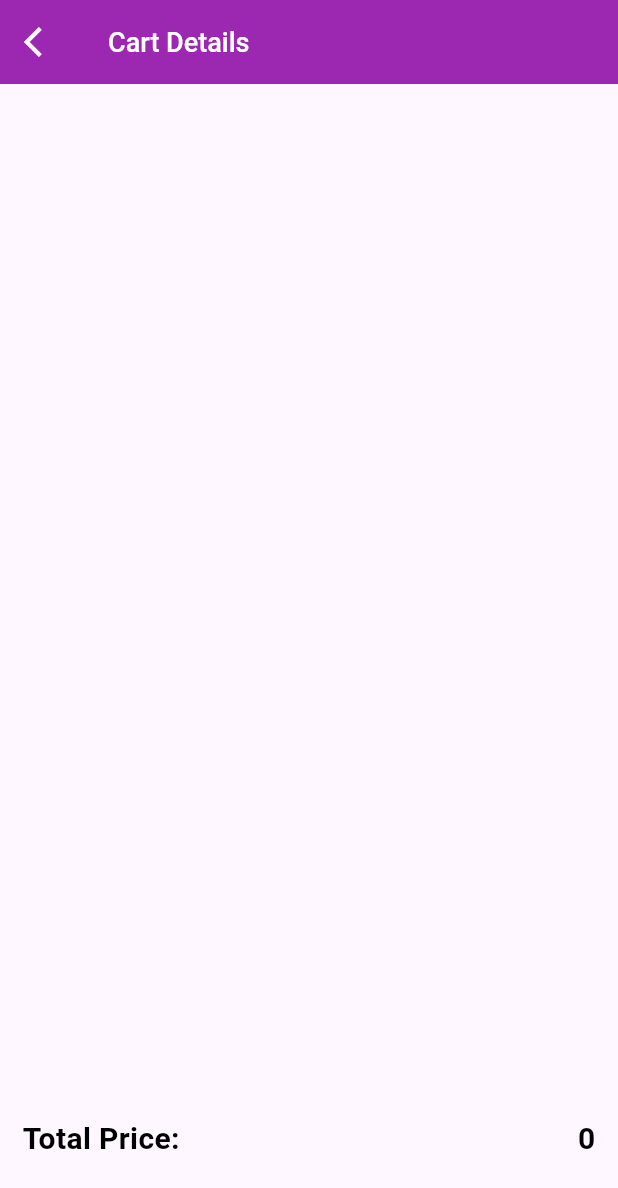
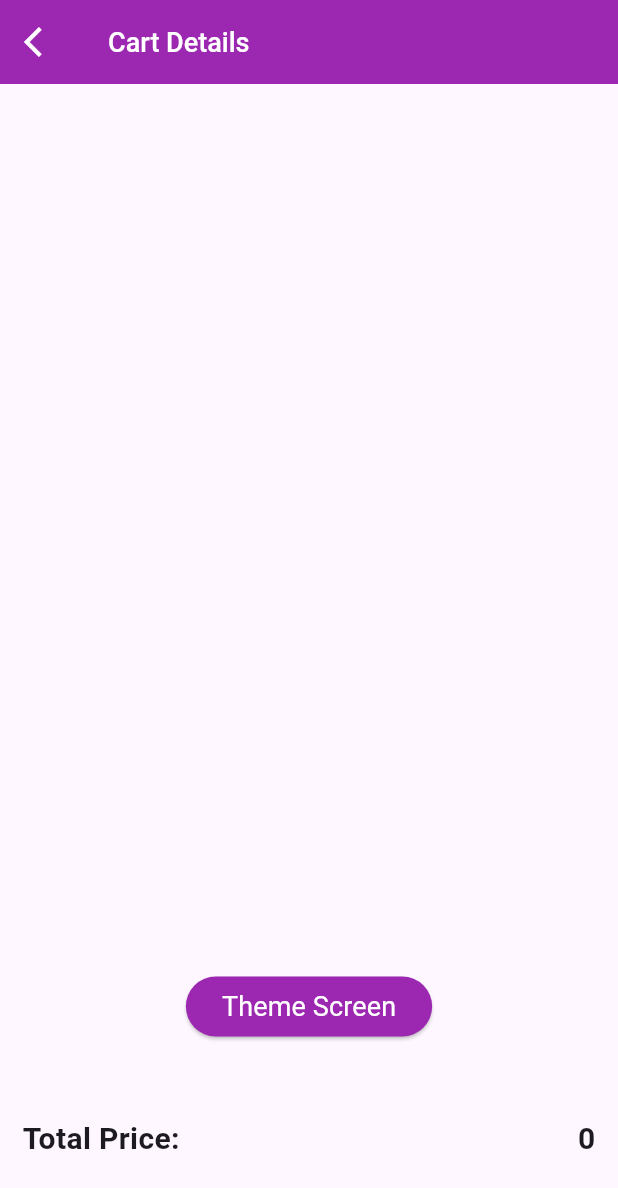
Before and after one commit to FaizMuhammad384/Provider-StateManagement-Project, a Flutter app: the CartDetailsScreen screen opened directly, on a phone screen of 412 x 824 dp. Shown: the top 1188 px of the screen. Run offline on Flutter 3.47's test engine with Material 3 defaults, Android fonts, the phone set to English and light mode, and no system bars.

Commit message:
add theme functionality

```diff
--- /dev/null
+++ b/lib/providers/theme_provider.dart
@@ -0,0 +1,25 @@
+
+
+import 'package:flutter/material.dart';
+
+class ThemeProvider extends ChangeNotifier{
+
+  /// set by default theme data to light theme
+  ThemeData _themeData = ThemeData.light();
+
+  /// get theme data
+  ThemeData get themeData => _themeData;
+
+
+  /// set theme toggle theme functionality....
+   void toggleTheme(){
+     final isDarkMode = _themeData == ThemeData.light();
+     if(isDarkMode){
+       _themeData = ThemeData.dark();
+     } else{
+       _themeData = ThemeData.light();
+     }
+     notifyListeners();
+   }
+
+}
--- a/lib/views/screens/cart_details_screen.dart
+++ b/lib/views/screens/cart_details_screen.dart
@@ -1,6 +1,7 @@
 import 'package:flutter/material.dart';
 import 'package:provider/provider.dart';
 import 'package:provider_statemanagement/providers/cart_provider.dart';
+import 'package:provider_statemanagement/views/screens/theme_screen.dart';
 
 
 
@@ -44,7 +45,6 @@ class CartDetailsScreen extends StatelessWidget {
                         style: const TextStyle(
                           fontWeight: FontWeight.w500,
                           fontSize: 16,
-                          color: Colors.black,
                         ),
                       ),
                       subtitle: Text("${product.product_price}"),
@@ -53,9 +53,27 @@ class CartDetailsScreen extends StatelessWidget {
                 ),
               ),
               const SizedBox(height: 50),
+              Center(
+                child: ElevatedButton(
+                  onPressed: () {
+                    Navigator.push(context, MaterialPageRoute(builder: (context)=> const ThemeScreen()));
+                  },
+                  style: ElevatedButton.styleFrom(
+                    backgroundColor: Colors.purple,
+                  ),
+                  child:  const Text("Theme Screen",
+                    style: TextStyle(
+                        fontWeight: FontWeight.w400,
+                        fontSize: 18,
+                        color: Colors.white
+                    ),
+                  ),
+                ),
+              ),
+              const SizedBox(height: 50),
               Padding(
                 padding: const EdgeInsets.symmetric(horizontal: 15),
-              child: Row(
+                child: Row(
                 mainAxisAlignment: MainAxisAlignment.spaceBetween,
                 children: [
                   const Text(
@@ -63,7 +81,6 @@ class CartDetailsScreen extends StatelessWidget {
                     style: TextStyle(
                       fontWeight: FontWeight.w700,
                       fontSize: 20,
-                      color: Colors.black,
                     ),
                   ),
                   Text(
@@ -72,7 +89,6 @@ class CartDetailsScreen extends StatelessWidget {
                     style: const TextStyle(
                       fontWeight: FontWeight.w700,
                       fontSize: 20,
-                      color: Colors.black,
                     ),
                   ),
                 ],
--- a/lib/views/screens/cart_screen.dart
+++ b/lib/views/screens/cart_screen.dart
@@ -1,6 +1,6 @@
 import 'package:flutter/material.dart';
 import 'package:provider/provider.dart';
-import 'package:provider_statemanagement/constants.dart';
+import 'package:provider_statemanagement/constants/constant.dart';
 import 'package:provider_statemanagement/models/product_model.dart';
 import 'package:provider_statemanagement/providers/cart_provider.dart';
 import 'package:provider_statemanagement/views/screens/cart_details_screen.dart';
@@ -55,7 +55,7 @@ class HomeScreen extends StatelessWidget {
                       style: const TextStyle(
                           fontWeight: FontWeight.w500,
                           fontSize: 16,
-                          color: Colors.black),
+                      ),
                     ),
                     subtitle: Text("${productModel.product_price}"),
                     leading: Container(
--- a/lib/views/screens/counter_screen.dart
+++ b/lib/views/screens/counter_screen.dart
@@ -11,7 +11,6 @@ class CounterScreen extends StatelessWidget {
     debugPrint("build function called!!!");
     return Scaffold(
       appBar: AppBar(
-        centerTitle: true,
         backgroundColor: Colors.purple,
         title: const Text(
           "Counter App",
@@ -33,7 +32,6 @@ class CounterScreen extends StatelessWidget {
                   style: const TextStyle(
                       fontWeight: FontWeight.w500,
                       fontSize: 28,
-                      color: Colors.black
                   ),
                 );
               },
```
Also changed, not shown: lib/main.dart (+18 -10 lines), lib/views/screens/theme_screen.dart (added, +50 -0 lines), lib/constants/constant.dart (renamed from lib/constants.dart).
